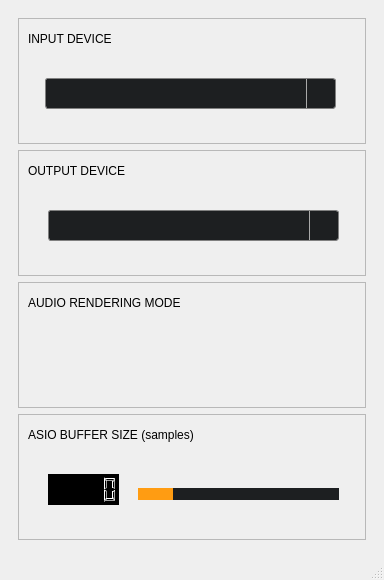
First picture: the form in src/kdasioconfig/kdasioconfigbase.ui, repository koord-live/KoordASIO, before the edit.
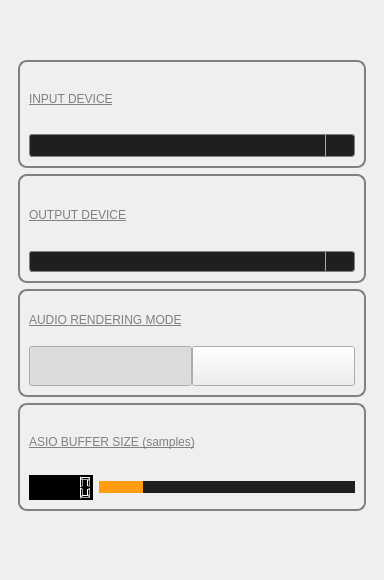
Second picture: the form after the edit. Icons and pictures are not drawn.

Patch:
```diff
--- a/src/kdasioconfig/kdasioconfigbase.ui
+++ b/src/kdasioconfig/kdasioconfigbase.ui
@@ -54,275 +54,653 @@
          <x>0</x>
          <y>0</y>
          <width>362</width>
-         <height>533</height>
+         <height>558</height>
         </rect>
        </property>
        <layout class="QGridLayout" name="gridLayout_4">
+        <item row="3" column="0">
+         <widget class="QGroupBox" name="outputGroupBox">
+          <property name="styleSheet">
+           <string notr="true">QGroupBox {
+    border: 2px solid gray;
+    border-radius: 9px;
+	color: rgb(255, 255, 255);
+    /*margin-top: 1ex;  leave space at the top for the title */
+}</string>
+          </property>
+          <layout class="QVBoxLayout" name="verticalLayout_4">
+           <property name="spacing">
+            <number>7</number>
+           </property>
+           <item>
+            <layout class="QHBoxLayout" name="horizontalLayout_8">
+             <item>
+              <widget class="QLabel" name="label_6">
+               <property name="sizePolicy">
+                <sizepolicy hsizetype="Preferred" vsizetype="Preferred">
+                 <horstretch>0</horstretch>
+                 <verstretch>0</verstretch>
+                </sizepolicy>
+               </property>
+               <property name="styleSheet">
+                <string notr="true">text-decoration: underline;
+font: 9pt &quot;Segoe UI&quot;;
+color: gray;</string>
+               </property>
+               <property name="text">
+                <string>OUTPUT DEVICE</string>
+               </property>
+              </widget>
+             </item>
+             <item>
+              <spacer name="horizontalSpacer_2">
+               <property name="orientation">
+                <enum>Qt::Horizontal</enum>
+               </property>
+               <property name="sizeType">
+                <enum>QSizePolicy::Expanding</enum>
+               </property>
+               <property name="sizeHint" stdset="0">
+                <size>
+                 <width>40</width>
+                 <height>20</height>
+                </size>
+               </property>
+              </spacer>
+             </item>
+             <item>
+              <widget class="QPushButton" name="outputAudioSettButton">
+               <property name="sizePolicy">
+                <sizepolicy hsizetype="Preferred" vsizetype="Preferred">
+                 <horstretch>0</horstretch>
+                 <verstretch>0</verstretch>
+                </sizepolicy>
+               </property>
+               <property name="minimumSize">
+                <size>
+                 <width>0</width>
+                 <height>0</height>
+                </size>
+               </property>
+               <property name="text">
+                <string/>
+               </property>
+               <property name="icon">
+                <iconset resource="koordipics.qrc">
+                 <normaloff>:/img/images/CONFIG_BTN.png</normaloff>:/img/images/CONFIG_BTN.png</iconset>
+               </property>
+               <property name="iconSize">
+                <size>
+                 <width>35</width>
+                 <height>35</height>
+                </size>
+               </property>
+               <property name="flat">
+                <bool>true</bool>
+               </property>
+              </widget>
+             </item>
+             <item>
+              <widget class="QPushButton" name="pushButton_3">
+               <property name="sizePolicy">
+                <sizepolicy hsizetype="Preferred" vsizetype="Preferred">
+                 <horstretch>0</horstretch>
+                 <verstretch>0</verstretch>
+                </sizepolicy>
+               </property>
+               <property name="minimumSize">
+                <size>
+                 <width>0</width>
+                 <height>0</height>
+                </size>
+               </property>
+               <property name="autoFillBackground">
+                <bool>false</bool>
+               </property>
+               <property name="text">
+                <string/>
+               </property>
+               <property name="icon">
+                <iconset resource="koordipics.qrc">
+                 <normaloff>:/img/images/Info_BTN.png</normaloff>:/img/images/Info_BTN.png</iconset>
+               </property>
+               <property name="iconSize">
+                <size>
+                 <width>35</width>
+                 <height>35</height>
+                </size>
+               </property>
+               <property name="autoDefault">
+                <bool>false</bool>
+               </property>
+               <property name="default">
+                <bool>false</bool>
+               </property>
+               <property name="flat">
+                <bool>true</bool>
+               </property>
+              </widget>
+             </item>
+            </layout>
+           </item>
+           <item>
+            <layout class="QHBoxLayout" name="horizontalLayout_9">
+             <item>
+              <widget class="QComboBox" name="outputDeviceBox">
+               <property name="font">
+                <font>
+                 <family>Arial Black</family>
+                 <pointsize>9</pointsize>
+                </font>
+               </property>
+               <property name="styleSheet">
+                <string notr="true">QComboBox {
+    border: 1px solid gray;
+    border-radius: 3px;
+/*    padding: 1px 18px 1px 3px; */
+    min-width: 6em;
+	background: #1d1f21;
+	color: white;
+}
+
+
+QComboBox:on { /* shift the text when the popup opens */
+    padding-top: 3px;
+    padding-left: 4px;
+}
+
+QComboBox::drop-down {
+    subcontrol-origin: padding;
+    subcontrol-position: top right;
+    width: 28px;
+
+    border-left-width: 1px;
+    border-left-color: darkgray;
+    border-left-style: solid; /* just a single line */
+    border-top-right-radius: 3px; /* same radius as the QComboBox */
+    border-bottom-right-radius: 3px;
+}
+
+QComboBox::down-arrow {
+    image: url(:/img/caret);
+}
+
+QComboBox::down-arrow:on { /* shift the arrow when popup is open */
+    top: 1px;
+    left: 1px;
+}</string>
+               </property>
+              </widget>
+             </item>
+            </layout>
+           </item>
+          </layout>
+         </widget>
+        </item>
+        <item row="1" column="0">
+         <widget class="QGroupBox" name="titleGroupBox">
+          <property name="sizePolicy">
+           <sizepolicy hsizetype="Preferred" vsizetype="Fixed">
+            <horstretch>0</horstretch>
+            <verstretch>0</verstretch>
+           </sizepolicy>
+          </property>
+          <property name="styleSheet">
+           <string notr="true">QGroupBox {
+    border: 0px ;
+    border-radius: 12px;
+	color: rgb(255, 255, 255);
+    /*margin-top: 1ex;  leave space at the top for the title */
+}</string>
+          </property>
+          <property name="flat">
+           <bool>true</bool>
+          </property>
+          <layout class="QHBoxLayout" name="horizontalLayout_12">
+           <property name="sizeConstraint">
+            <enum>QLayout::SetDefaultConstraint</enum>
+           </property>
+           <item>
+            <widget class="QLabel" name="label">
+             <property name="sizePolicy">
+              <sizepolicy hsizetype="Fixed" vsizetype="Fixed">
+               <horstretch>0</horstretch>
+               <verstretch>0</verstretch>
+              </sizepolicy>
+             </property>
+             <property name="minimumSize">
+              <size>
+               <width>173</width>
+               <height>18</height>
+              </size>
+             </property>
+             <property name="styleSheet">
+              <string notr="true">image: url(:/img/images/KoordASIO_Logo.png);</string>
+             </property>
+             <property name="text">
+              <string/>
+             </property>
+            </widget>
+           </item>
+           <item>
+            <spacer name="horizontalSpacer_4">
+             <property name="orientation">
+              <enum>Qt::Horizontal</enum>
+             </property>
+             <property name="sizeHint" stdset="0">
+              <size>
+               <width>30</width>
+               <height>0</height>
+              </size>
+             </property>
+            </spacer>
+           </item>
+          </layout>
+         </widget>
+        </item>
         <item row="4" column="0">
-         <widget class="QFrame" name="frame_3">
-          <property name="autoFillBackground">
-           <bool>false</bool>
-          </property>
-          <property name="frameShape">
-           <enum>QFrame::StyledPanel</enum>
-          </property>
-          <property name="frameShadow">
-           <enum>QFrame::Plain</enum>
-          </property>
-          <widget class="QPushButton" name="sharedPushButton">
-           <property name="geometry">
-            <rect>
-             <x>40</x>
-             <y>60</y>
-             <width>131</width>
-             <height>41</height>
-            </rect>
-           </property>
-           <property name="autoFillBackground">
-            <bool>false</bool>
-           </property>
+         <widget class="QGroupBox" name="renderGroupBox">
            <property name="styleSheet">
-            <string notr="true">image: url(:/img/images/SHARED_ON_BTN.png);</string>
-           </property>
-           <property name="text">
-            <string/>
-           </property>
-           <property name="icon">
-            <iconset>
-             <normaloff>:/img/images/SHARED OFF BTN.png</normaloff>
-             <normalon>:/img/images/SHARED ON BTN.png</normalon>:/img/images/SHARED OFF BTN.png</iconset>
-           </property>
-           <property name="iconSize">
-            <size>
-             <width>200</width>
-             <height>100</height>
-            </size>
-           </property>
-           <property name="checkable">
-            <bool>true</bool>
-           </property>
-           <property name="autoExclusive">
-            <bool>true</bool>
-           </property>
-           <property name="autoDefault">
-            <bool>false</bool>
-           </property>
-           <property name="flat">
-            <bool>true</bool>
-           </property>
-           <attribute name="buttonGroup">
-            <string notr="true">buttonGroup</string>
-           </attribute>
-          </widget>
-          <widget class="QPushButton" name="exclusivePushButton">
-           <property name="geometry">
-            <rect>
-             <x>170</x>
-             <y>59</y>
-             <width>131</width>
-             <height>41</height>
-            </rect>
-           </property>
-           <property name="autoFillBackground">
-            <bool>false</bool>
-           </property>
-           <property name="styleSheet">
-            <string notr="true">image: url(:/img/images/EXCLUSIVE_OFF_BTN.png);</string>
-           </property>
-           <property name="text">
-            <string/>
-           </property>
-           <property name="icon">
-            <iconset>
-             <normaloff>:/img/images/EXCLUSIVE OFF BTN.png</normaloff>
-             <normalon>:/img/images/EXCLUSIVE ON BTN.png</normalon>:/img/images/EXCLUSIVE OFF BTN.png</iconset>
-           </property>
-           <property name="iconSize">
-            <size>
-             <width>200</width>
-             <height>100</height>
-            </size>
-           </property>
-           <property name="checkable">
-            <bool>true</bool>
-           </property>
-           <property name="autoExclusive">
-            <bool>true</bool>
-           </property>
-           <property name="autoDefault">
-            <bool>true</bool>
-           </property>
-           <property name="flat">
-            <bool>true</bool>
-           </property>
-           <attribute name="buttonGroup">
-            <string notr="true">buttonGroup</string>
-           </attribute>
-          </widget>
+           <string notr="true">QGroupBox {
+    border: 2px solid gray;
+    border-radius: 9px;
+	color: rgb(255, 255, 255);
+    /*margin-top: 1ex;  leave space at the top for the title */
+}</string>
+          </property>
+          <layout class="QVBoxLayout" name="verticalLayout_5">
+           <item>
+            <layout class="QHBoxLayout" name="horizontalLayout_10">
+             <item>
           <widget class="QLabel" name="label_7">
-           <property name="geometry">
-            <rect>
-             <x>10</x>
-             <y>10</y>
-             <width>191</width>
-             <height>21</height>
-            </rect>
-           </property>
            <property name="styleSheet">
-            <string notr="true"/>
+                <string notr="true">text-decoration: underline;
+font: 9pt &quot;Segoe UI&quot;;
+color: gray;</string>
            </property>
            <property name="text">
             <string>AUDIO RENDERING MODE</string>
            </property>
           </widget>
+             </item>
+             <item>
+              <spacer name="horizontalSpacer_3">
+               <property name="orientation">
+                <enum>Qt::Horizontal</enum>
+               </property>
+               <property name="sizeHint" stdset="0">
+                <size>
+                 <width>40</width>
+                 <height>20</height>
+                </size>
+               </property>
+              </spacer>
+             </item>
+             <item>
           <widget class="QPushButton" name="pushButton_4">
-           <property name="geometry">
-            <rect>
-             <x>300</x>
-             <y>10</y>
-             <width>31</width>
-             <height>31</height>
-            </rect>
+               <property name="sizePolicy">
+                <sizepolicy hsizetype="Preferred" vsizetype="Preferred">
+                 <horstretch>0</horstretch>
+                 <verstretch>0</verstretch>
+                </sizepolicy>
            </property>
            <property name="autoFillBackground">
             <bool>false</bool>
            </property>
-           <property name="styleSheet">
-            <string notr="true">image: url(:/img/images/Info_BTN.png);</string>
-           </property>
+               <property name="text">
+                <string/>
+               </property>
+               <property name="icon">
+                <iconset resource="koordipics.qrc">
+                 <normaloff>:/img/images/Info_BTN.png</normaloff>:/img/images/Info_BTN.png</iconset>
+               </property>
+               <property name="iconSize">
+                <size>
+                 <width>35</width>
+                 <height>35</height>
+                </size>
+               </property>
+               <property name="autoDefault">
+                <bool>false</bool>
+               </property>
+               <property name="flat">
+                <bool>true</bool>
+               </property>
+              </widget>
+             </item>
+            </layout>
+           </item>
+           <item>
+            <layout class="QHBoxLayout" name="horizontalLayout_11">
+             <property name="spacing">
+              <number>0</number>
+             </property>
+             <property name="leftMargin">
+              <number>0</number>
+             </property>
+             <item>
+              <widget class="QPushButton" name="sharedPushButton">
+               <property name="sizePolicy">
+                <sizepolicy hsizetype="Preferred" vsizetype="Preferred">
+                 <horstretch>0</horstretch>
+                 <verstretch>0</verstretch>
+                </sizepolicy>
+               </property>
+               <property name="font">
+                <font>
+                 <stylestrategy>PreferDefault</stylestrategy>
+                </font>
+               </property>
+               <property name="layoutDirection">
+                <enum>Qt::LeftToRight</enum>
+               </property>
+               <property name="autoFillBackground">
+                <bool>false</bool>
+               </property>
            <property name="text">
             <string/>
            </property>
+               <property name="icon">
+                <iconset resource="koordipics.qrc">
+                 <normaloff>:/img/images/SHARED_OFF_BTN.png</normaloff>
+                 <normalon>:/img/images/SHARED_ON_BTN.png</normalon>:/img/images/SHARED_OFF_BTN.png</iconset>
+               </property>
+               <property name="iconSize">
+                <size>
+                 <width>136</width>
+                 <height>43</height>
+                </size>
+               </property>
+               <property name="checkable">
+                <bool>true</bool>
+               </property>
+               <property name="checked">
+                <bool>true</bool>
+               </property>
+               <property name="autoExclusive">
+                <bool>true</bool>
+               </property>
            <property name="autoDefault">
             <bool>false</bool>
            </property>
+               <property name="default">
+                <bool>false</bool>
+               </property>
            <property name="flat">
+                <bool>false</bool>
+               </property>
+               <attribute name="buttonGroup">
+                <string notr="true">buttonGroup</string>
+               </attribute>
+              </widget>
+             </item>
+             <item>
+              <widget class="QPushButton" name="exclusivePushButton">
+               <property name="sizePolicy">
+                <sizepolicy hsizetype="Preferred" vsizetype="Preferred">
+                 <horstretch>0</horstretch>
+                 <verstretch>0</verstretch>
+                </sizepolicy>
+               </property>
+               <property name="font">
+                <font>
+                 <stylestrategy>PreferAntialias</stylestrategy>
+                </font>
+               </property>
+               <property name="focusPolicy">
+                <enum>Qt::StrongFocus</enum>
+               </property>
+               <property name="autoFillBackground">
+                <bool>false</bool>
+               </property>
+               <property name="text">
+                <string/>
+               </property>
+               <property name="icon">
+                <iconset resource="koordipics.qrc">
+                 <normaloff>:/img/images/EXCLUSIVE_OFF_BTN.png</normaloff>
+                 <normalon>:/img/images/EXCLUSIVE_ON_BTN.png</normalon>:/img/images/EXCLUSIVE_OFF_BTN.png</iconset>
+               </property>
+               <property name="iconSize">
+                <size>
+                 <width>136</width>
+                 <height>43</height>
+                </size>
+               </property>
+               <property name="checkable">
             <bool>true</bool>
            </property>
-          </widget>
+               <property name="checked">
+                <bool>false</bool>
+               </property>
+               <property name="autoExclusive">
+                <bool>true</bool>
+               </property>
+               <property name="autoDefault">
+                <bool>false</bool>
+               </property>
+               <property name="default">
+                <bool>false</bool>
+               </property>
+               <property name="flat">
+                <bool>false</bool>
+               </property>
+               <attribute name="buttonGroup">
+                <string notr="true">buttonGroup</string>
+               </attribute>
+              </widget>
+             </item>
+            </layout>
+           </item>
+          </layout>
+         </widget>
+        </item>
+        <item row="6" column="0">
+         <widget class="QGroupBox" name="footerGroupBox">
+          <property name="sizePolicy">
+           <sizepolicy hsizetype="Preferred" vsizetype="Fixed">
+            <horstretch>0</horstretch>
+            <verstretch>0</verstretch>
+           </sizepolicy>
+          </property>
+          <property name="styleSheet">
+           <string notr="true">QGroupBox {
+    border: 0px ;
+    border-radius: 12px;
+	color: rgb(255, 255, 255);
+    /*margin-top: 1ex;  leave space at the top for the title */
+}</string>
+          </property>
+          <property name="flat">
+           <bool>true</bool>
+          </property>
+          <layout class="QHBoxLayout" name="horizontalLayout_15">
+           <property name="spacing">
+            <number>7</number>
+           </property>
+           <item>
+            <widget class="QLabel" name="label_2">
+             <property name="sizePolicy">
+              <sizepolicy hsizetype="Fixed" vsizetype="Fixed">
+               <horstretch>0</horstretch>
+               <verstretch>0</verstretch>
+              </sizepolicy>
+             </property>
+             <property name="minimumSize">
+              <size>
+               <width>56</width>
+               <height>16</height>
+              </size>
+             </property>
+             <property name="styleSheet">
+              <string notr="true">image: url(:/img/images/asiologo.png);</string>
+             </property>
+             <property name="text">
+              <string/>
+             </property>
+            </widget>
+           </item>
+           <item>
+            <widget class="QLabel" name="label_3">
+             <property name="sizePolicy">
+              <sizepolicy hsizetype="Fixed" vsizetype="Fixed">
+               <horstretch>0</horstretch>
+               <verstretch>0</verstretch>
+              </sizepolicy>
+             </property>
+             <property name="minimumSize">
+              <size>
+               <width>24</width>
+               <height>24</height>
+              </size>
+             </property>
+             <property name="styleSheet">
+              <string notr="true">image: url(:/img/images/github.png);</string>
+             </property>
+             <property name="text">
+              <string/>
+             </property>
+            </widget>
+           </item>
+           <item>
+            <widget class="QLabel" name="label_4">
+             <property name="sizePolicy">
+              <sizepolicy hsizetype="Fixed" vsizetype="Fixed">
+               <horstretch>0</horstretch>
+               <verstretch>0</verstretch>
+              </sizepolicy>
+             </property>
+             <property name="minimumSize">
+              <size>
+               <width>108</width>
+               <height>27</height>
+              </size>
+             </property>
+             <property name="styleSheet">
+              <string notr="true">image: url(:/img/images/Koord_Logo.png);</string>
+             </property>
+             <property name="text">
+              <string/>
+             </property>
+            </widget>
+           </item>
+          </layout>
          </widget>
         </item>
         <item row="2" column="0">
-         <widget class="QFrame" name="frame_2">
-          <property name="frameShape">
-           <enum>QFrame::StyledPanel</enum>
+         <widget class="QGroupBox" name="inputGroupBox">
+          <property name="styleSheet">
+           <string notr="true">QGroupBox {
+    border: 2px solid gray;
+    border-radius: 9px;
+	color: rgb(255, 255, 255);
+    /*margin-top: 1ex;  leave space at the top for the title */
+}</string>
           </property>
-          <property name="frameShadow">
-           <enum>QFrame::Plain</enum>
-          </property>
-          <widget class="QComboBox" name="outputDeviceBox">
-           <property name="geometry">
-            <rect>
-             <x>30</x>
-             <y>60</y>
-             <width>291</width>
-             <height>31</height>
-            </rect>
+          <layout class="QVBoxLayout" name="verticalLayout_3">
+           <property name="spacing">
+            <number>7</number>
+           </property>
+           <item>
+            <layout class="QHBoxLayout" name="horizontalLayout_5">
+             <item>
+              <widget class="QLabel" name="label_5">
+               <property name="styleSheet">
+                <string notr="true">text-decoration: underline;
+font: 9pt &quot;Segoe UI&quot;;
+color: gray;</string>
+               </property>
+               <property name="text">
+                <string>INPUT DEVICE</string>
+               </property>
+              </widget>
+             </item>
+             <item>
+              <spacer name="horizontalSpacer">
+               <property name="orientation">
+                <enum>Qt::Horizontal</enum>
+               </property>
+               <property name="sizeType">
+                <enum>QSizePolicy::Expanding</enum>
+               </property>
+               <property name="sizeHint" stdset="0">
+                <size>
+                 <width>40</width>
+                 <height>20</height>
+                </size>
+               </property>
+              </spacer>
+             </item>
+             <item>
+              <widget class="QPushButton" name="inputAudioSettButton">
+               <property name="sizePolicy">
+                <sizepolicy hsizetype="Preferred" vsizetype="Preferred">
+                 <horstretch>0</horstretch>
+                 <verstretch>0</verstretch>
+                </sizepolicy>
+               </property>
+               <property name="minimumSize">
+                <size>
+                 <width>0</width>
+                 <height>0</height>
+                </size>
+               </property>
+               <property name="autoFillBackground">
+                <bool>false</bool>
+               </property>
+               <property name="text">
+                <string/>
+               </property>
+               <property name="icon">
+                <iconset resource="koordipics.qrc">
+                 <normaloff>:/img/images/CONFIG_BTN.png</normaloff>:/img/images/CONFIG_BTN.png</iconset>
+               </property>
+               <property name="iconSize">
+                <size>
+                 <width>35</width>
+                 <height>35</height>
+                </size>
+               </property>
+               <property name="flat">
+                <bool>true</bool>
+               </property>
+              </widget>
+             </item>
+             <item>
+              <widget class="QPushButton" name="pushButton_2">
+               <property name="sizePolicy">
+                <sizepolicy hsizetype="Preferred" vsizetype="Preferred">
+                 <horstretch>0</horstretch>
+                 <verstretch>0</verstretch>
+                </sizepolicy>
+               </property>
+               <property name="minimumSize">
+                <size>
+                 <width>0</width>
+                 <height>0</height>
+                </size>
            </property>
            <property name="font">
             <font>
-             <family>Arial Black</family>
-             <pointsize>9</pointsize>
-            </font>
-           </property>
-           <property name="styleSheet">
-            <string notr="true">QComboBox {
-    border: 1px solid gray;
-    border-radius: 3px;
-    padding: 1px 18px 1px 3px;
-    min-width: 6em;
-	background: #1d1f21;
-	color: white;
-}
-
-
-QComboBox:on { /* shift the text when the popup opens */
-    padding-top: 3px;
-    padding-left: 4px;
-}
-
-QComboBox::drop-down {
-    subcontrol-origin: padding;
-    subcontrol-position: top right;
-    width: 28px;
-
-    border-left-width: 1px;
-    border-left-color: darkgray;
-    border-left-style: solid; /* just a single line */
-    border-top-right-radius: 3px; /* same radius as the QComboBox */
-    border-bottom-right-radius: 3px;
-}
-
-QComboBox::down-arrow {
-    image: url(:/img/caret);
-}
-
-QComboBox::down-arrow:on { /* shift the arrow when popup is open */
-    top: 1px;
-    left: 1px;
-}</string>
-           </property>
-          </widget>
-          <widget class="QPushButton" name="outputAudioSettButton">
-           <property name="geometry">
-            <rect>
-             <x>259</x>
-             <y>14</y>
-             <width>31</width>
-             <height>31</height>
-            </rect>
-           </property>
-           <property name="sizePolicy">
-            <sizepolicy hsizetype="Fixed" vsizetype="Fixed">
-             <horstretch>0</horstretch>
-             <verstretch>0</verstretch>
-            </sizepolicy>
-           </property>
-           <property name="maximumSize">
-            <size>
-             <width>250</width>
-             <height>16777215</height>
-            </size>
-           </property>
-           <property name="styleSheet">
-            <string notr="true">image: url(:/img/images/CONFIG_BTN.png);</string>
-           </property>
-           <property name="text">
-            <string/>
-           </property>
-           <property name="icon">
-            <iconset>
-             <normalon>:/img/images/CONFIG BTN.png</normalon>
-            </iconset>
-           </property>
-           <property name="iconSize">
-            <size>
-             <width>40</width>
-             <height>40</height>
-            </size>
-           </property>
-           <property name="flat">
-            <bool>true</bool>
-           </property>
-          </widget>
-          <widget class="QPushButton" name="pushButton_3">
-           <property name="geometry">
-            <rect>
-             <x>300</x>
-             <y>12</y>
-             <width>31</width>
-             <height>31</height>
-            </rect>
-           </property>
+                 <stylestrategy>PreferDefault</stylestrategy>
+                </font>
+               </property>
            <property name="autoFillBackground">
             <bool>false</bool>
            </property>
-           <property name="styleSheet">
-            <string notr="true">image: url(:/img/images/Info_BTN.png);</string>
-           </property>
            <property name="text">
             <string/>
            </property>
+               <property name="icon">
+                <iconset resource="koordipics.qrc">
+                 <normaloff>:/img/images/Info_BTN.png</normaloff>:/img/images/Info_BTN.png</iconset>
+               </property>
+               <property name="iconSize">
+                <size>
+                 <width>35</width>
+                 <height>35</height>
+                </size>
+               </property>
            <property name="autoDefault">
             <bool>false</bool>
            </property>
@@ -330,50 +708,13 @@
             <bool>true</bool>
            </property>
           </widget>
-          <widget class="QLabel" name="label_6">
-           <property name="geometry">
-            <rect>
-             <x>10</x>
-             <y>10</y>
-             <width>111</width>
-             <height>21</height>
-            </rect>
-           </property>
-           <property name="styleSheet">
-            <string notr="true">image: url(:/img/images/INPUT DEVICE.png);</string>
-           </property>
-           <property name="text">
-            <string>OUTPUT DEVICE</string>
-           </property>
-          </widget>
-         </widget>
-        </item>
-        <item row="0" column="0">
-         <widget class="QFrame" name="frame">
-          <property name="minimumSize">
-           <size>
-            <width>0</width>
-            <height>80</height>
-           </size>
-          </property>
-          <property name="styleSheet">
-           <string notr="true"/>
-          </property>
-          <property name="frameShape">
-           <enum>QFrame::StyledPanel</enum>
-          </property>
-          <property name="frameShadow">
-           <enum>QFrame::Plain</enum>
-          </property>
+             </item>
+            </layout>
+           </item>
+           <item>
+            <layout class="QHBoxLayout" name="horizontalLayout_7">
+             <item>
           <widget class="QComboBox" name="inputDeviceBox">
-           <property name="geometry">
-            <rect>
-             <x>27</x>
-             <y>60</y>
-             <width>291</width>
-             <height>31</height>
-            </rect>
-           </property>
            <property name="sizePolicy">
             <sizepolicy hsizetype="Preferred" vsizetype="Fixed">
              <horstretch>0</horstretch>
@@ -626,134 +967,100 @@
 }</string>
            </property>
           </widget>
-          <widget class="QPushButton" name="inputAudioSettButton">
-           <property name="geometry">
-            <rect>
-             <x>260</x>
-             <y>14</y>
-             <width>30</width>
-             <height>31</height>
-            </rect>
-           </property>
-           <property name="sizePolicy">
-            <sizepolicy hsizetype="Minimum" vsizetype="Fixed">
-             <horstretch>0</horstretch>
-             <verstretch>0</verstretch>
-            </sizepolicy>
-           </property>
-           <property name="minimumSize">
-            <size>
-             <width>0</width>
-             <height>0</height>
-            </size>
-           </property>
-           <property name="maximumSize">
-            <size>
-             <width>30</width>
-             <height>16777215</height>
-            </size>
-           </property>
-           <property name="autoFillBackground">
-            <bool>false</bool>
-           </property>
-           <property name="styleSheet">
-            <string notr="true">image: url(:/img/images/CONFIG_BTN.png);</string>
-           </property>
-           <property name="text">
-            <string/>
-           </property>
-           <property name="icon">
-            <iconset>
-             <normalon>:/img/images/CONFIG BTN.png</normalon>
-            </iconset>
-           </property>
-           <property name="iconSize">
-            <size>
-             <width>40</width>
-             <height>40</height>
-            </size>
-           </property>
-           <property name="flat">
-            <bool>true</bool>
-           </property>
-          </widget>
-          <widget class="QPushButton" name="pushButton_2">
-           <property name="geometry">
-            <rect>
-             <x>300</x>
-             <y>12</y>
-             <width>31</width>
-             <height>31</height>
-            </rect>
-           </property>
-           <property name="autoFillBackground">
-            <bool>false</bool>
-           </property>
-           <property name="styleSheet">
-            <string notr="true">image: url(:/img/images/Info_BTN.png);</string>
-           </property>
-           <property name="text">
-            <string/>
-           </property>
-           <property name="autoDefault">
-            <bool>false</bool>
-           </property>
-           <property name="flat">
-            <bool>true</bool>
-           </property>
-          </widget>
-          <widget class="QLabel" name="label_5">
-           <property name="geometry">
-            <rect>
-             <x>10</x>
-             <y>10</y>
-             <width>111</width>
-             <height>21</height>
-            </rect>
-           </property>
-           <property name="styleSheet">
-            <string notr="true">image: url(:/img/images/INPUT_DEVICE.png);</string>
-           </property>
-           <property name="text">
-            <string>INPUT DEVICE</string>
-           </property>
-          </widget>
+             </item>
+            </layout>
+           </item>
+          </layout>
          </widget>
         </item>
         <item row="5" column="0">
-         <widget class="QFrame" name="frame_4">
-          <property name="frameShape">
-           <enum>QFrame::StyledPanel</enum>
+         <widget class="QGroupBox" name="bufferGroupBox">
+          <property name="styleSheet">
+           <string notr="true">QGroupBox {
+    border: 2px solid gray;
+    border-radius: 9px;
+	color: rgb(255, 255, 255);
+    /*margin-top: 1ex;  leave space at the top for the title */
+}</string>
           </property>
-          <property name="frameShadow">
-           <enum>QFrame::Plain</enum>
-          </property>
+          <layout class="QVBoxLayout" name="verticalLayout_6">
+           <item>
+            <layout class="QHBoxLayout" name="horizontalLayout_14">
+             <item>
+              <widget class="QLabel" name="label_8">
+               <property name="styleSheet">
+                <string notr="true">text-decoration: underline;
+font: 9pt &quot;Segoe UI&quot;;
+color: gray;</string>
+               </property>
+               <property name="text">
+                <string>ASIO BUFFER SIZE (samples)</string>
+               </property>
+              </widget>
+             </item>
+             <item>
+              <spacer name="horizontalSpacer_5">
+               <property name="orientation">
+                <enum>Qt::Horizontal</enum>
+               </property>
+               <property name="sizeHint" stdset="0">
+                <size>
+                 <width>40</width>
+                 <height>20</height>
+                </size>
+               </property>
+              </spacer>
+             </item>
+             <item>
+              <widget class="QPushButton" name="pushButton_5">
+               <property name="sizePolicy">
+                <sizepolicy hsizetype="Preferred" vsizetype="Preferred">
+                 <horstretch>0</horstretch>
+                 <verstretch>0</verstretch>
+                </sizepolicy>
+               </property>
+               <property name="autoFillBackground">
+                <bool>false</bool>
+               </property>
+               <property name="text">
+                <string/>
+               </property>
+               <property name="icon">
+                <iconset resource="koordipics.qrc">
+                 <normaloff>:/img/images/Info_BTN.png</normaloff>:/img/images/Info_BTN.png</iconset>
+               </property>
+               <property name="iconSize">
+                <size>
+                 <width>35</width>
+                 <height>35</height>
+                </size>
+               </property>
+               <property name="autoDefault">
+                <bool>false</bool>
+               </property>
+               <property name="flat">
+                <bool>true</bool>
+               </property>
+              </widget>
+             </item>
+            </layout>
+           </item>
+           <item>
+            <layout class="QHBoxLayout" name="horizontalLayout_13">
+             <item>
           <widget class="QLCDNumber" name="bufferSizeDisplay">
-           <property name="geometry">
-            <rect>
-             <x>30</x>
-             <y>60</y>
-             <width>71</width>
-             <height>31</height>
-            </rect>
-           </property>
            <property name="styleSheet">
             <string notr="true">background-color: rgb(0, 0, 0);
+color: orange;
 selection-background-color: rgb(0, 0, 0);</string>
            </property>
            <property name="segmentStyle">
             <enum>QLCDNumber::Outline</enum>
            </property>
           </widget>
+             </item>
+             <item>
           <widget class="QSlider" name="bufferSizeSlider">
-           <property name="geometry">
-            <rect>
-             <x>120</x>
-             <y>60</y>
-             <width>201</width>
-             <height>41</height>
-            </rect>
-           </property>
            <property name="toolTip">
             <string extracomment="A lower number is better"/>
            </property>
@@ -814,48 +1121,11 @@
             <number>1</number>
            </property>
           </widget>
-          <widget class="QLabel" name="label_8">
-           <property name="geometry">
-            <rect>
-             <x>10</x>
-             <y>10</y>
-             <width>201</width>
-             <height>21</height>
-            </rect>
-           </property>
-           <property name="styleSheet">
-            <string notr="true"/>
-           </property>
-           <property name="text">
-            <string>ASIO BUFFER SIZE (samples)</string>
-           </property>
-          </widget>
-          <widget class="QPushButton" name="pushButton_5">
-           <property name="geometry">
-            <rect>
-             <x>300</x>
-             <y>10</y>
-             <width>31</width>
-             <height>31</height>
-            </rect>
-           </property>
-           <property name="autoFillBackground">
-            <bool>false</bool>
-           </property>
-           <property name="styleSheet">
-            <string notr="true">image: url(:/img/images/Info_BTN.png);</string>
-           </property>
-           <property name="text">
-            <string/>
-           </property>
-           <property name="autoDefault">
-            <bool>false</bool>
-           </property>
-           <property name="flat">
-            <bool>true</bool>
-           </property>
-          </widget>
-         </widget>
+             </item>
+            </layout>
+           </item>
+          </layout>
+         </widget>
         </item>
        </layout>
       </widget>
@@ -863,7 +1133,6 @@
     </item>
    </layout>
   </widget>
-  <widget class="QStatusBar" name="statusbar"/>
  </widget>
  <resources/>
  <connections/>
```
Left out of the diff: 8 changed lines with no effect on the pictures. Lines whose indentation alone changed are shown as unchanged.
